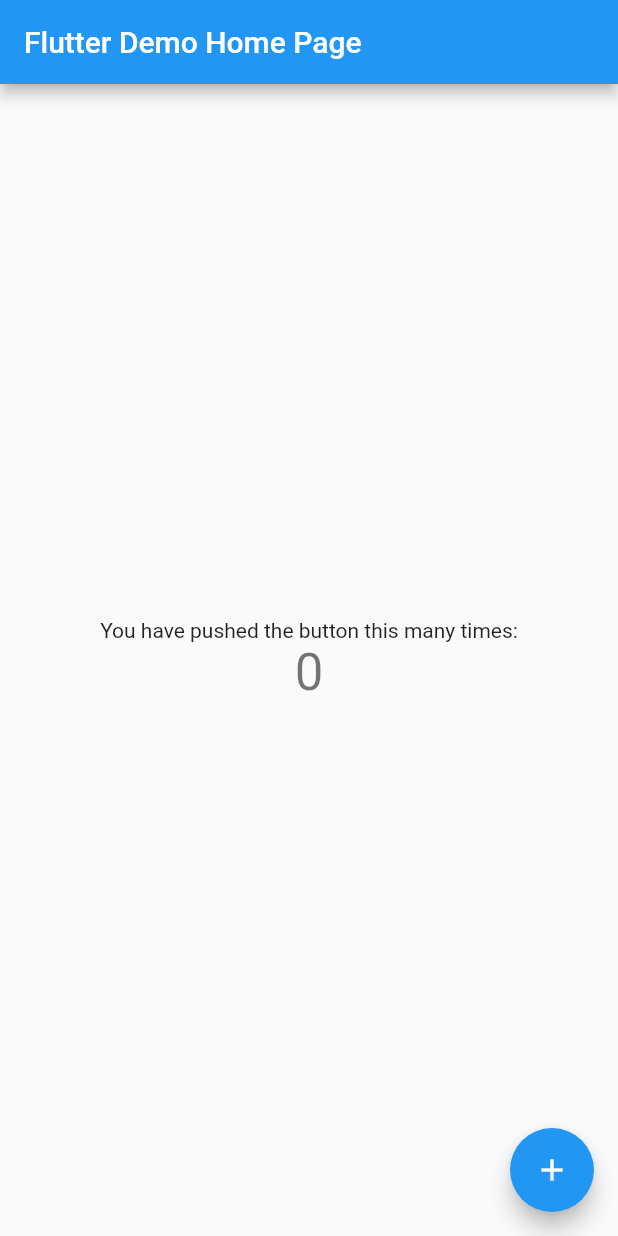
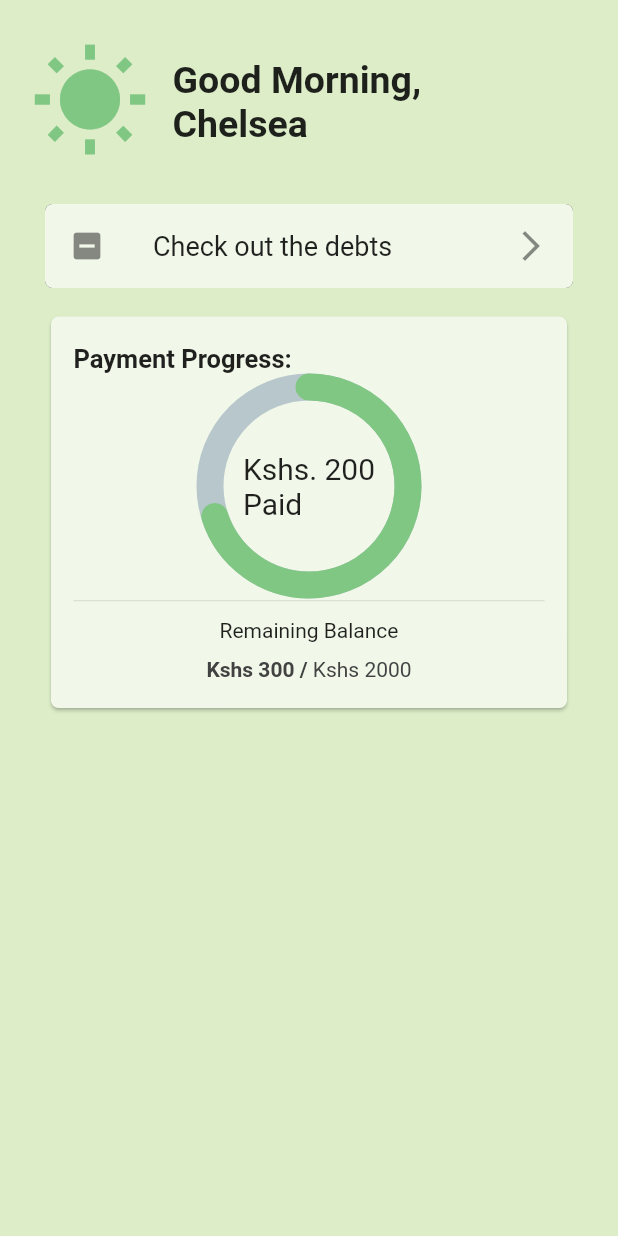
Before and after one commit to musumbidenis/Flutter-tutorials, a Flutter app: the screen it shows after launch, on a phone screen of 412 x 824 dp. Run offline on Flutter 3.47's test engine with Material 2 defaults, Android fonts, the phone set to English and light mode, and no system bars; drawn by our look-alikes of percent_indicator.

Commit message:
Created the Home Screen UI

```diff
--- a/lib/Screens/debtors.dart
+++ b/lib/Screens/debtors.dart
@@ -0,0 +1,13 @@
+import 'package:flutter/material.dart';
+
+class Debtors extends StatefulWidget {
+  @override
+  _DebtorsState createState() => _DebtorsState();
+}
+
+class _DebtorsState extends State<Debtors> {
+  @override
+  Widget build(BuildContext context) {
+    return Scaffold(backgroundColor: Colors.lightGreen[100], body: Container());
+  }
+}
--- a/lib/Screens/debts.dart
+++ b/lib/Screens/debts.dart
@@ -0,0 +1,18 @@
+import 'package:flutter/material.dart';
+
+class Debts extends StatefulWidget {
+  @override
+  _DebtsState createState() => _DebtsState();
+}
+
+class _DebtsState extends State<Debts> {
+  @override
+  Widget build(BuildContext context) {
+    return Scaffold(
+        backgroundColor: Colors.lightGreen[100],
+        body: Container(
+          height: 100.0,
+          color: Colors.red,
+        ));
+  }
+}
--- a/lib/Screens/home.dart
+++ b/lib/Screens/home.dart
@@ -0,0 +1,139 @@
+import 'package:demo/Screens/screens.dart';
+import 'package:flutter/material.dart';
+import 'package:percent_indicator/percent_indicator.dart';
+
+class Home extends StatefulWidget {
+  @override
+  _HomeState createState() => _HomeState();
+}
+
+class _HomeState extends State<Home> {
+  @override
+  Widget build(BuildContext context) {
+    return Scaffold(
+      backgroundColor: Colors.lightGreen[100],
+      body: ListView(
+        children: [
+          Padding(
+            padding:
+                const EdgeInsets.symmetric(vertical: 28.0, horizontal: 20.0),
+            child: Row(
+              children: [
+                Icon(
+                  Icons.wb_sunny,
+                  size: 80.0,
+                  color: Colors.green[300],
+                ),
+                SizedBox(width: 15.0),
+                Text(
+                  "Good Morning,\nChelsea",
+                  style: TextStyle(fontSize: 25.0, fontWeight: FontWeight.bold),
+                )
+              ],
+            ),
+          ),
+          Padding(
+            padding:
+                const EdgeInsets.only(bottom: 15.0, right: 30.0, left: 30.0),
+            child: Container(
+              decoration: BoxDecoration(
+                  color: Colors.lightGreen[50],
+                  borderRadius: BorderRadius.only(
+                    topLeft: const Radius.circular(5.0),
+                    topRight: const Radius.circular(5.0),
+                    bottomLeft: const Radius.circular(5.0),
+                    bottomRight: const Radius.circular(5.0),
+                  ),
+                  boxShadow: [
+                    BoxShadow(
+                      color: Colors.grey[800],
+                    ),
+                  ]),
+              child: InkWell(
+                onTap: () {
+                  Navigator.push(context,
+                      MaterialPageRoute(builder: (context) => Navigation()));
+                },
+                child: ListTile(
+                  title: Text(
+                    'Check out the debts',
+                    style: TextStyle(fontSize: 18.0),
+                  ),
+                  leading: Icon(Icons.indeterminate_check_box),
+                  trailing: Icon(Icons.arrow_forward_ios),
+                ),
+              ),
+            ),
+          ),
+          Padding(
+            padding:
+                const EdgeInsets.only(bottom: 15.0, right: 30.0, left: 30.0),
+            child: Card(
+              color: Colors.lightGreen[50],
+              shape: RoundedRectangleBorder(
+                borderRadius: BorderRadius.only(
+                    bottomLeft: Radius.circular(5.0),
+                    bottomRight: Radius.circular(5.0),
+                    topRight: Radius.circular(5.0),
+                    topLeft: Radius.circular(5.0)),
+              ),
+              elevation: 1.0,
+              child: Padding(
+                padding: const EdgeInsets.symmetric(
+                    vertical: 18.0, horizontal: 15.0),
+                child: Column(
+                  crossAxisAlignment: CrossAxisAlignment.start,
+                  children: [
+                    Text("Payment Progress:",
+                        style: TextStyle(
+                            fontSize: 17.0, fontWeight: FontWeight.bold)),
+                    Center(
+                      child: CircularPercentIndicator(
+                        radius: 150.0,
+                        lineWidth: 18.0,
+                        animation: true,
+                        percent: 0.7,
+                        progressColor: Colors.green[300],
+                        center: Text(
+                          "Kshs. 200" + "\nPaid",
+                          style: TextStyle(fontSize: 20.0),
+                        ),
+                        footer: Column(
+                          children: [
+                            Divider(
+                              height: 3,
+                            ),
+                            SizedBox(height: 10.0),
+                            Text("Remaining Balance"),
+                            SizedBox(height: 10.0),
+                            RichText(
+                              text: TextSpan(
+                                  style: TextStyle(color: Colors.grey[800]),
+                                  children: [
+                                    TextSpan(
+                                        text: "Kshs 300 / ",
+                                        style: TextStyle(
+                                            fontWeight: FontWeight.bold)),
+                                    TextSpan(text: "Kshs 2000")
+                                  ]),
+                            ),
+                          ],
+                        ),
+                        circularStrokeCap: CircularStrokeCap.round,
+                      ),
+                    )
+                  ],
+                ),
+              ),
+            ),
+          )
+        ],
+      ),
+      // floatingActionButton: FloatingActionButton(
+      //   onPressed: () {},
+      //   tooltip: 'Increment',
+      //   child: Icon(Icons.add),
+      // ),
+    );
+  }
+}
--- a/lib/Screens/navigation.dart
+++ b/lib/Screens/navigation.dart
@@ -0,0 +1,40 @@
+import 'package:demo/Screens/screens.dart';
+import 'package:flutter/material.dart';
+
+class Navigation extends StatelessWidget {
+  @override
+  Widget build(BuildContext context) {
+    return Scaffold(
+      body: DefaultTabController(
+        length: 2,
+        child: Scaffold(
+          appBar: AppBar(
+            backgroundColor: Colors.green[500],
+            bottom: TabBar(
+              indicatorColor: Colors.white,
+              labelStyle: TextStyle(fontSize: 18.0),
+              tabs: [
+                Tab(
+                  text: "Debtors",
+                ),
+                Tab(
+                  text: "Debts",
+                ),
+              ],
+            ),
+            title: Text(
+              'Madeni',
+              style: TextStyle(fontSize: 21.0),
+            ),
+          ),
+          body: TabBarView(
+            children: [
+              Debtors(),
+              Debts(),
+            ],
+          ),
+        ),
+      ),
+    );
+  }
+}
--- a/lib/main.dart
+++ b/lib/main.dart
@@ -1,3 +1,4 @@
+import 'package:demo/Screens/screens.dart';
 import 'package:flutter/material.dart';
 
 void main() {
@@ -5,113 +6,15 @@ void main() {
 }
 
 class MyApp extends StatelessWidget {
-  // This widget is the root of your application.
   @override
   Widget build(BuildContext context) {
     return MaterialApp(
-      title: 'Flutter Demo',
+      title: 'Madeni App',
+      debugShowCheckedModeBanner: false,
       theme: ThemeData(
-        // This is the theme of your application.
-        //
-        // Try running your application with "flutter run". You'll see the
-        // application has a blue toolbar. Then, without quitting the app, try
-        // changing the primarySwatch below to Colors.green and then invoke
-        // "hot reload" (press "r" in the console where you ran "flutter run",
-        // or simply save your changes to "hot reload" in a Flutter IDE).
-        // Notice that the counter didn't reset back to zero; the application
-        // is not restarted.
-        primarySwatch: Colors.blue,
-        // This makes the visual density adapt to the platform that you run
-        // the app on. For desktop platforms, the controls will be smaller and
-        // closer together (more dense) than on mobile platforms.
         visualDensity: VisualDensity.adaptivePlatformDensity,
       ),
-      home: MyHomePage(title: 'Flutter Demo Home Page'),
+      home: Home(),
     );
   }
 }
-
-class MyHomePage extends StatefulWidget {
-  MyHomePage({Key key, this.title}) : super(key: key);
-
-  // This widget is the home page of your application. It is stateful, meaning
-  // that it has a State object (defined below) that contains fields that affect
-  // how it looks.
-
-  // This class is the configuration for the state. It holds the values (in this
-  // case the title) provided by the parent (in this case the App widget) and
-  // used by the build method of the State. Fields in a Widget subclass are
-  // always marked "final".
-
-  final String title;
-
-  @override
-  _MyHomePageState createState() => _MyHomePageState();
-}
-
-class _MyHomePageState extends State<MyHomePage> {
-  int _counter = 0;
-
-  void _incrementCounter() {
-    setState(() {
-      // This call to setState tells the Flutter framework that something has
-      // changed in this State, which causes it to rerun the build method below
-      // so that the display can reflect the updated values. If we changed
-      // _counter without calling setState(), then the build method would not be
-      // called again, and so nothing would appear to happen.
-      _counter++;
-    });
-  }
-
-  @override
-  Widget build(BuildContext context) {
-    // This method is rerun every time setState is called, for instance as done
-    // by the _incrementCounter method above.
-    //
-    // The Flutter framework has been optimized to make rerunning build methods
-    // fast, so that you can just rebuild anything that needs updating rather
-    // than having to individually change instances of widgets.
-    return Scaffold(
-      appBar: AppBar(
-        // Here we take the value from the MyHomePage object that was created by
-        // the App.build method, and use it to set our appbar title.
-        title: Text(widget.title),
-      ),
-      body: Center(
-        // Center is a layout widget. It takes a single child and positions it
-        // in the middle of the parent.
-        child: Column(
-          // Column is also a layout widget. It takes a list of children and
-          // arranges them vertically. By default, it sizes itself to fit its
-          // children horizontally, and tries to be as tall as its parent.
-          //
-          // Invoke "debug painting" (press "p" in the console, choose the
-          // "Toggle Debug Paint" action from the Flutter Inspector in Android
-          // Studio, or the "Toggle Debug Paint" command in Visual Studio Code)
-          // to see the wireframe for each widget.
-          //
-          // Column has various properties to control how it sizes itself and
-          // how it positions its children. Here we use mainAxisAlignment to
-          // center the children vertically; the main axis here is the vertical
-          // axis because Columns are vertical (the cross axis would be
-          // horizontal).
-          mainAxisAlignment: MainAxisAlignment.center,
-          children: <Widget>[
-            Text(
-              'You have pushed the button this many times:',
-            ),
-            Text(
-              '$_counter',
-              style: Theme.of(context).textTheme.headline4,
-            ),
-          ],
-        ),
-      ),
-      floatingActionButton: FloatingActionButton(
-        onPressed: _incrementCounter,
-        tooltip: 'Increment',
-        child: Icon(Icons.add),
-      ), // This trailing comma makes auto-formatting nicer for build methods.
-    );
-  }
-}
--- a/pubspec.yaml
+++ b/pubspec.yaml
@@ -28,6 +28,7 @@ dependencies:
   # The following adds the Cupertino Icons font to your application.
   # Use with the CupertinoIcons class for iOS style icons.
   cupertino_icons: ^0.1.3
+  percent_indicator: ^2.1.5
 
 dev_dependencies:
   flutter_test:
```
Also changed, not shown: pubspec.lock.
